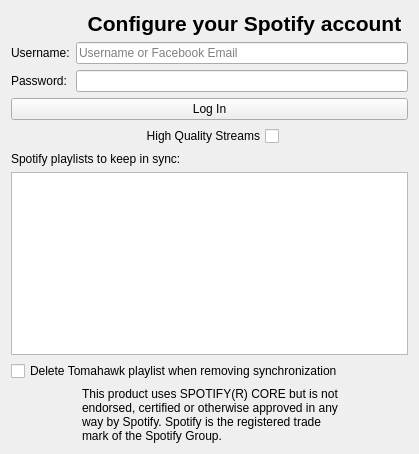
tomahawk-player/tomahawk, file src/accounts/spotify/SpotifyAccountConfig.ui: the form before one commit.
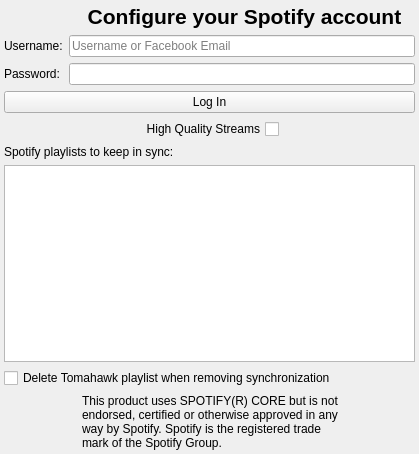
The form after the commit. Icons and pictures are not drawn.

Commit message: fix some UI glitches with spotify playlist list

Patch:
```diff
--- a/src/accounts/spotify/SpotifyAccountConfig.ui
+++ b/src/accounts/spotify/SpotifyAccountConfig.ui
@@ -20,6 +20,9 @@
    <string>Form</string>
   </property>
   <layout class="QVBoxLayout" name="verticalLayout">
+   <property name="margin">
+    <number>4</number>
+   </property>
    <item>
     <layout class="QHBoxLayout" name="horizontalLayout_2">
      <item>
```
The commit also changes 2 other files.
